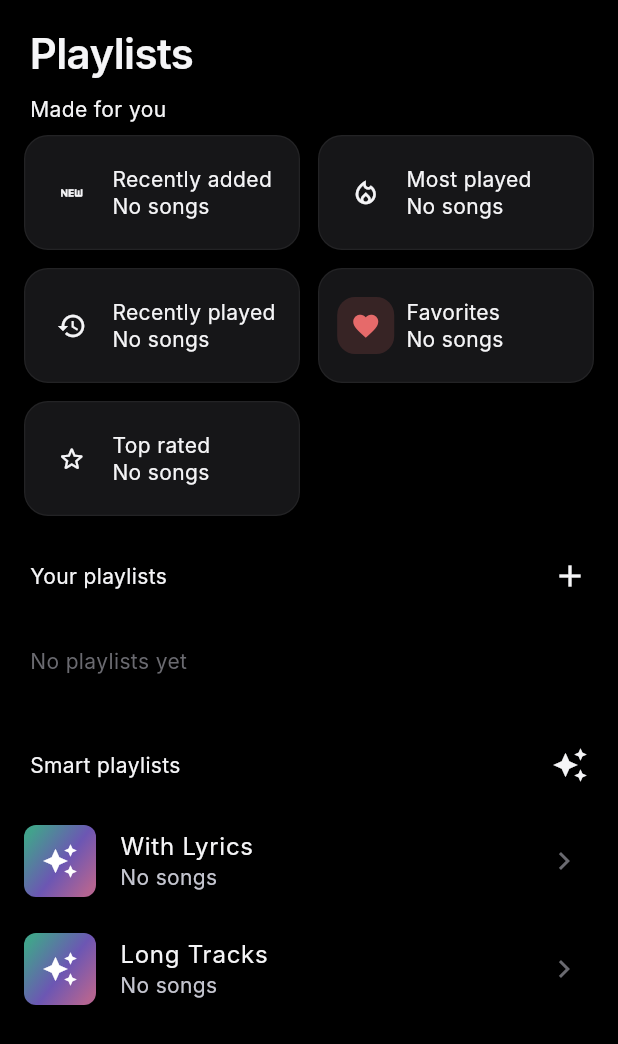
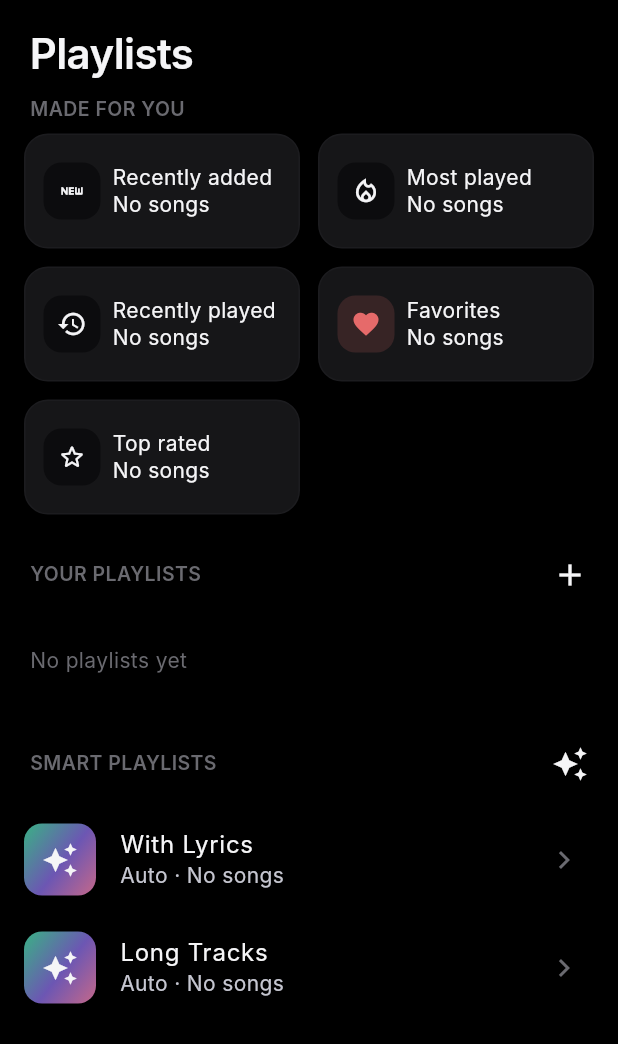
Before and after one commit to Mehrschad/aura_music_player, a Flutter app: the PlaylistsPage widget shown alone on an empty page, opened directly, on a phone screen of 412 x 824 dp. Shown: the top 1044 px of the screen. Run offline on Flutter 3.47's test engine with Material 3 defaults, Android fonts, the phone set to English and light mode, and no system bars; our stand-ins replace audio_service, dio, file_picker, flutter_riverpod, just_audio, on_audio_query and 2 more; accounts and stored records are empty; generated files the repository leaves out were written again; Roboto replaces fonts that are missing (Inter); statements that could not run were skipped.

Commit message:
feat(settings,playlists): DS aurora-2 controls + playlist subheads
Settings: chips/switches/sliders adopt the aurora-2 accent, nav rows gain
chevrons, and Dynamic colour / Auto-fetch lyrics / Android Auto show DS
subtitles. Playlists: DS uppercase subheads, divider-bordered Made-for-you
cards, and 'Auto · N songs' on the smart-playlist row. Adds
dynamicColorSub/androidAutoSub/lyricsAutoFetchSub/smartPlaylistAutoCount
across all four locales.

Co-Authored-By: Claude Opus 4.8 <noreply@anthropic.com>
Claude-Session: https://claude.ai/code/session_01SHeSaF6n5jBEM8soqbJTJh

```diff
--- a/lib/core/l10n/app_ar.arb
+++ b/lib/core/l10n/app_ar.arb
@@ -383,5 +383,9 @@
   "npEq": "موازن",
   "npSleep": "نوم",
   "badgeSynced": "متزامن",
-  "browseGenres": "تصفّح الأنواع"
+  "browseGenres": "تصفّح الأنواع",
+  "dynamicColorSub": "تلوين من صورة الألبوم",
+  "androidAutoSub": "إظهار Aura في سيارتك",
+  "lyricsAutoFetchSub": "من Genius عند عدم التوفر",
+  "smartPlaylistAutoCount": "{count, plural, zero{تلقائي · لا أغانٍ} one{تلقائي · أغنية واحدة} two{تلقائي · أغنيتان} few{تلقائي · {count} أغانٍ} many{تلقائي · {count} أغنية} other{تلقائي · {count} أغنية}}"
 }
--- a/lib/core/l10n/app_de.arb
+++ b/lib/core/l10n/app_de.arb
@@ -425,5 +425,9 @@
   "npEq": "EQ",
   "npSleep": "Schlaf",
   "badgeSynced": "Synchron",
-  "browseGenres": "Genres durchsuchen"
+  "browseGenres": "Genres durchsuchen",
+  "dynamicColorSub": "Färbung aus Albumcover",
+  "androidAutoSub": "Aura im Auto anzeigen",
+  "lyricsAutoFetchSub": "Von Genius, wenn nicht vorhanden",
+  "smartPlaylistAutoCount": "{count, plural, =0{Automatisch · Keine Titel} =1{Automatisch · 1 Titel} other{Automatisch · {count} Titel}}"
 }
--- a/lib/core/l10n/app_en.arb
+++ b/lib/core/l10n/app_en.arb
@@ -786,5 +786,26 @@
   "browseGenres": "Browse genres",
   "@browseGenres": {
     "description": "Search screen section header above the genre browse cards."
+  },
+  "dynamicColorSub": "Tint from album art",
+  "@dynamicColorSub": {
+    "description": "Subtitle under the Dynamic colour setting."
+  },
+  "androidAutoSub": "Show Aura in your car",
+  "@androidAutoSub": {
+    "description": "Subtitle under the Android Auto setting."
+  },
+  "lyricsAutoFetchSub": "From Genius when missing",
+  "@lyricsAutoFetchSub": {
+    "description": "Subtitle under the auto-fetch lyrics setting."
+  },
+  "smartPlaylistAutoCount": "{count, plural, =0{Auto · No songs} =1{Auto · 1 song} other{Auto · {count} songs}}",
+  "@smartPlaylistAutoCount": {
+    "description": "Smart-playlist subtitle: Auto + pluralised song count.",
+    "placeholders": {
+      "count": {
+        "type": "int"
+      }
+    }
   }
 }
--- a/lib/core/l10n/app_fa.arb
+++ b/lib/core/l10n/app_fa.arb
@@ -383,5 +383,9 @@
   "npEq": "اکولایزر",
   "npSleep": "خواب",
   "badgeSynced": "همگام",
-  "browseGenres": "مرور ژانرها"
+  "browseGenres": "مرور ژانرها",
+  "dynamicColorSub": "رنگ‌آمیزی از کاور آلبوم",
+  "androidAutoSub": "نمایش Aura در خودرو",
+  "lyricsAutoFetchSub": "از Genius در صورت نبود",
+  "smartPlaylistAutoCount": "{count, plural, other{خودکار · {count} آهنگ}}"
 }
--- a/lib/presentation/pages/playlists/playlists_page.dart
+++ b/lib/presentation/pages/playlists/playlists_page.dart
@@ -2,6 +2,7 @@ import 'package:flutter/material.dart';
 import 'package:flutter_riverpod/flutter_riverpod.dart';
 
 import '../../../core/constants/aurora_colors.dart';
+import '../../../core/constants/icon_sizes.dart';
 import '../../../core/constants/radius_tokens.dart';
 import '../../../core/constants/spacing_tokens.dart';
 import '../../../core/l10n/app_localizations.dart';
@@ -51,8 +52,7 @@ class PlaylistsPage extends ConsumerWidget {
           Padding(
             padding: const EdgeInsets.fromLTRB(SpacingTokens.xl, 0,
                 SpacingTokens.xl, SpacingTokens.sm),
-            child: Text(l10n.playlistsMadeForYou,
-                style: AppTextTheme.title.copyWith(color: colors.onSurfaceMuted)),
+            child: _SubHead(text: l10n.playlistsMadeForYou),
           ),
           Padding(
             padding:
@@ -95,9 +95,7 @@ class PlaylistsPage extends ConsumerWidget {
                 SpacingTokens.sm, SpacingTokens.xs),
             child: Row(
               children: [
-                Text(l10n.playlistsYours,
-                    style: AppTextTheme.title
-                        .copyWith(color: colors.onSurfaceMuted)),
+                _SubHead(text: l10n.playlistsYours),
                 const Spacer(),
                 IconButton(
                   tooltip: l10n.playlistNew,
@@ -133,9 +131,7 @@ class PlaylistsPage extends ConsumerWidget {
                 SpacingTokens.xl, 0, SpacingTokens.sm, SpacingTokens.xs),
             child: Row(
               children: [
-                Text(l10n.smartPlaylists,
-                    style: AppTextTheme.title
-                        .copyWith(color: colors.onSurfaceMuted)),
+                _SubHead(text: l10n.smartPlaylists),
                 const Spacer(),
                 IconButton(
                   tooltip: l10n.smartPlaylistNew,
@@ -161,6 +157,26 @@ class PlaylistsPage extends ConsumerWidget {
   }
 }
 
+/// Uppercase section subhead (13/600, faint, +0.3 tracking) per the DS.
+class _SubHead extends StatelessWidget {
+  const _SubHead({required this.text});
+
+  final String text;
+
+  @override
+  Widget build(BuildContext context) {
+    return Text(
+      text.toUpperCase(),
+      style: AppTextTheme.body.copyWith(
+        color: context.colors.onSurfaceFaint,
+        fontSize: 13,
+        fontWeight: FontWeight.w600,
+        letterSpacing: 0.3,
+      ),
+    );
+  }
+}
+
 class _AutoCard extends StatelessWidget {
   const _AutoCard({
     required this.label,
@@ -180,9 +196,10 @@ class _AutoCard extends StatelessWidget {
   Widget build(BuildContext context) {
     final colors = context.colors;
     final l10n = AppLocalizations.of(context);
+    // Favorites uses a favorite-tinted box; others a deeper surface box.
     final iconBg = isFavorites
         ? colors.favorite.withOpacity(0.16)
-        : colors.surfaceElevated;
+        : colors.surface;
     final iconColor = isFavorites ? colors.favorite : colors.onSurface;
     final iconData = isFavorites ? Icons.favorite : icon;
 
@@ -193,10 +210,7 @@ class _AutoCard extends StatelessWidget {
         decoration: BoxDecoration(
           color: colors.surfaceElevated,
           borderRadius: RadiusTokens.brMd,
-          border: Border.all(
-            color: colors.onSurface.withOpacity(0.06),
-            width: 0.8,
-          ),
+          border: Border.all(color: colors.divider),
         ),
         padding: const EdgeInsets.all(SpacingTokens.md),
         child: Row(
@@ -206,9 +220,9 @@ class _AutoCard extends StatelessWidget {
               height: 38,
               decoration: BoxDecoration(
                 color: iconBg,
-                borderRadius: BorderRadius.circular(12),
+                borderRadius: RadiusTokens.brSm,
               ),
-              child: Icon(iconData, color: iconColor, size: 20),
+              child: Icon(iconData, color: iconColor, size: IconSizes.md),
             ),
             const SizedBox(width: SpacingTokens.sm),
             Expanded(
@@ -249,17 +263,17 @@ class _SmartRow extends StatelessWidget {
       leading: Container(
         width: 48,
         height: 48,
-        decoration: BoxDecoration(
+        decoration: const BoxDecoration(
           gradient: AuroraColors.gradientSoft,
-          borderRadius: RadiusTokens.brXs,
+          borderRadius: RadiusTokens.brSm,
         ),
-        child: const Icon(Icons.auto_awesome, color: Colors.white),
+        child: Icon(Icons.auto_awesome, color: colors.onSurface),
       ),
       title: Text(name,
           maxLines: 1,
           overflow: TextOverflow.ellipsis,
           style: AppTextTheme.title.copyWith(color: colors.onSurface)),
-      subtitle: Text(l10n.songsCount(count),
+      subtitle: Text(l10n.smartPlaylistAutoCount(count),
           style: AppTextTheme.caption.copyWith(color: colors.onSurfaceFaint)),
       trailing: Icon(Icons.chevron_right, color: colors.onSurfaceFaint),
       onTap: onTap,
```
Also changed, not shown: lib/presentation/pages/settings/settings_page.dart (+62 -12 lines).
